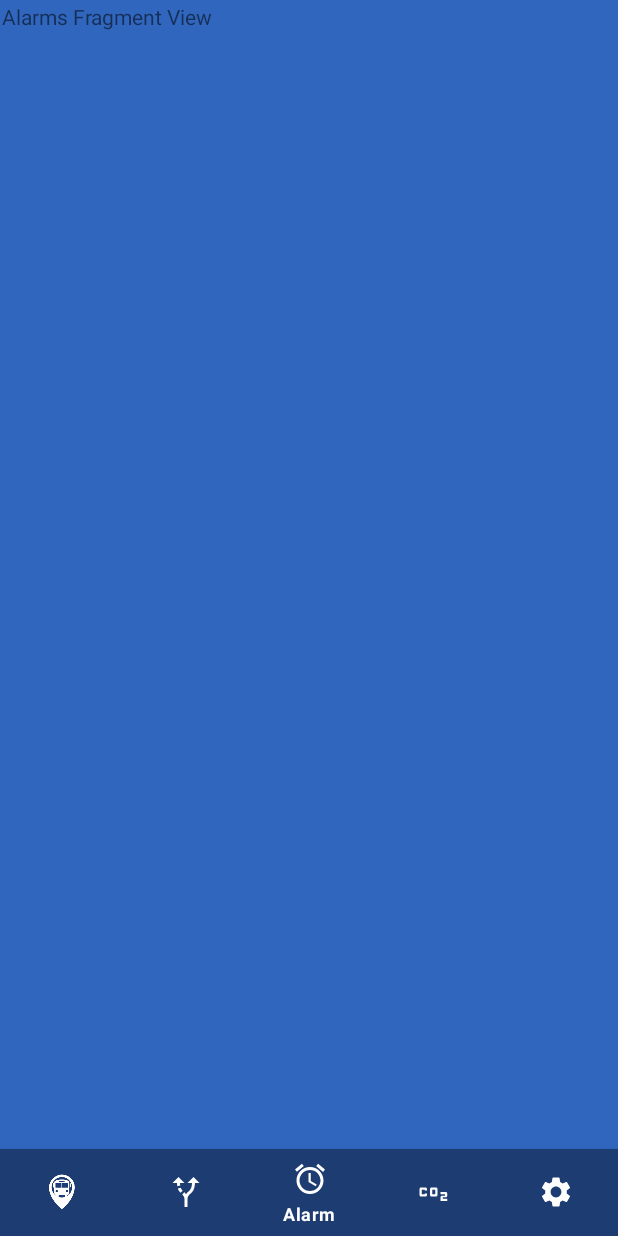
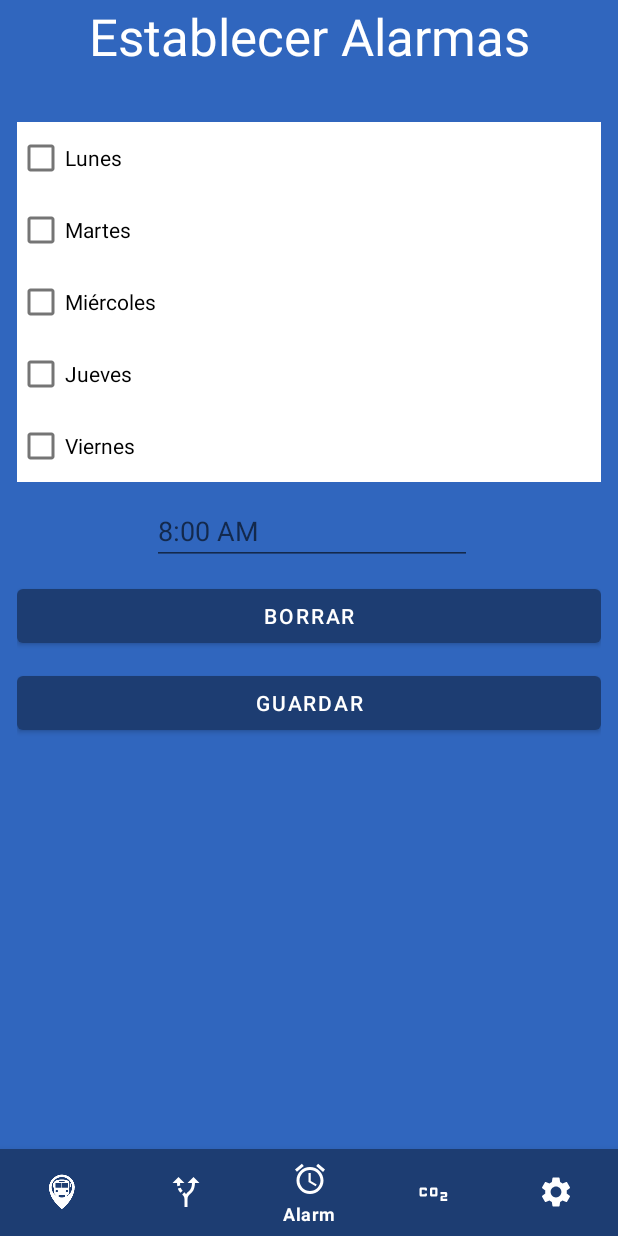
Before and after one commit to ddl29/ElectroBus, an Android app: the AlarmasFragment screen opened through its navigation route, on a phone screen of 412 x 824 dp. Run offline under Robolectric (Android 15) with nearby library versions, the light colour scheme and no system bars; our stand-ins replace Firebase (no records; nobody signed in at launch, a user with empty details on screens opened directly), navigation-ui.

Commit message:
Agregue fragment alarmas

```diff
--- a/app/src/main/res/layout/fragment_alarmas.xml
+++ b/app/src/main/res/layout/fragment_alarmas.xml
@@ -1,13 +1,97 @@
 <?xml version="1.0" encoding="utf-8"?>
 <FrameLayout xmlns:android="http://schemas.android.com/apk/res/android"
     xmlns:tools="http://schemas.android.com/tools"
+    android:id="@+id/FrameLayout_Alarmas"
     android:layout_width="match_parent"
-    android:layout_height="match_parent"
+    android:layout_height="wrap_content"
     tools:context=".AlarmasFragment">
 
+    <!--
     <TextView
         android:layout_width="match_parent"
         android:layout_height="match_parent"
         android:text="@string/temporaryAlarms" />
+    -->
+
+    <TextView
+        android:id="@+id/textView_Alarmas"
+        android:layout_width="match_parent"
+        android:layout_height="wrap_content"
+        android:text="Establecer Alarmas"
+        android:textAlignment="center"
+        android:textColor="@color/white"
+        android:textSize="34sp" />
+
+    <LinearLayout
+        android:id="@+id/LinearLayout_Alarmas"
+        android:layout_width="match_parent"
+        android:layout_height="match_parent"
+        android:layout_marginLeft="10dp"
+        android:layout_marginTop="80dp"
+        android:layout_marginRight="10dp"
+        android:orientation="vertical">
+
+        <CheckBox
+            android:id="@+id/CheckBox_Lunes"
+            android:layout_width="match_parent"
+            android:layout_height="wrap_content"
+            android:background="@color/white"
+            android:text="Lunes" />
+
+        <CheckBox
+            android:id="@+id/CheckBox_Martes"
+            android:layout_width="match_parent"
+            android:layout_height="wrap_content"
+            android:background="@color/white"
+            android:text="Martes" />
+
+        <CheckBox
+            android:id="@+id/CheckBox_Miercoles"
+            android:layout_width="match_parent"
+            android:layout_height="wrap_content"
+            android:background="@color/white"
+            android:text="Miércoles" />
+
+        <CheckBox
+            android:id="@+id/CheckBox_Jueves"
+            android:layout_width="match_parent"
+            android:layout_height="wrap_content"
+            android:background="@color/white"
+            android:text="Jueves" />
+
+        <CheckBox
+            android:id="@+id/CheckBox_Viernes"
+            android:layout_width="match_parent"
+            android:layout_height="wrap_content"
+            android:background="@color/white"
+            android:text="Viernes" />
+
+        <EditText
+            android:id="@+id/editTextTime_Alarmas"
+            android:layout_width="wrap_content"
+            android:layout_height="wrap_content"
+            android:layout_marginLeft="90dp"
+            android:layout_marginTop="10dp"
+            android:ems="10"
+            android:hint="8:00 AM"
+            android:inputType="time" />
+
+        <Button
+            android:id="@+id/button_AlarmasBorrar"
+            android:layout_width="match_parent"
+            android:layout_height="wrap_content"
+            android:layout_marginTop="10dp"
+            android:text="Borrar" />
+
+        <Button
+            android:id="@+id/button_AlarmasGuardar"
+            android:layout_width="match_parent"
+            android:layout_height="wrap_content"
+            android:layout_marginTop="10dp"
+            android:text="Guardar" />
+
+
+    </LinearLayout>
+
 
 </FrameLayout>
```
